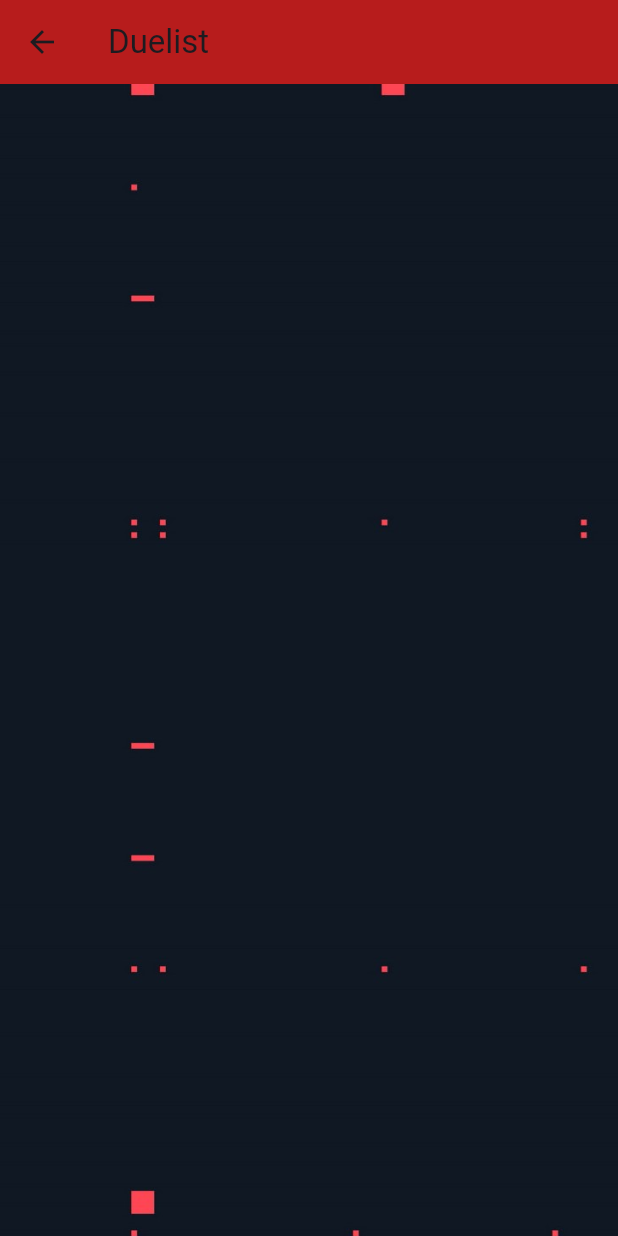
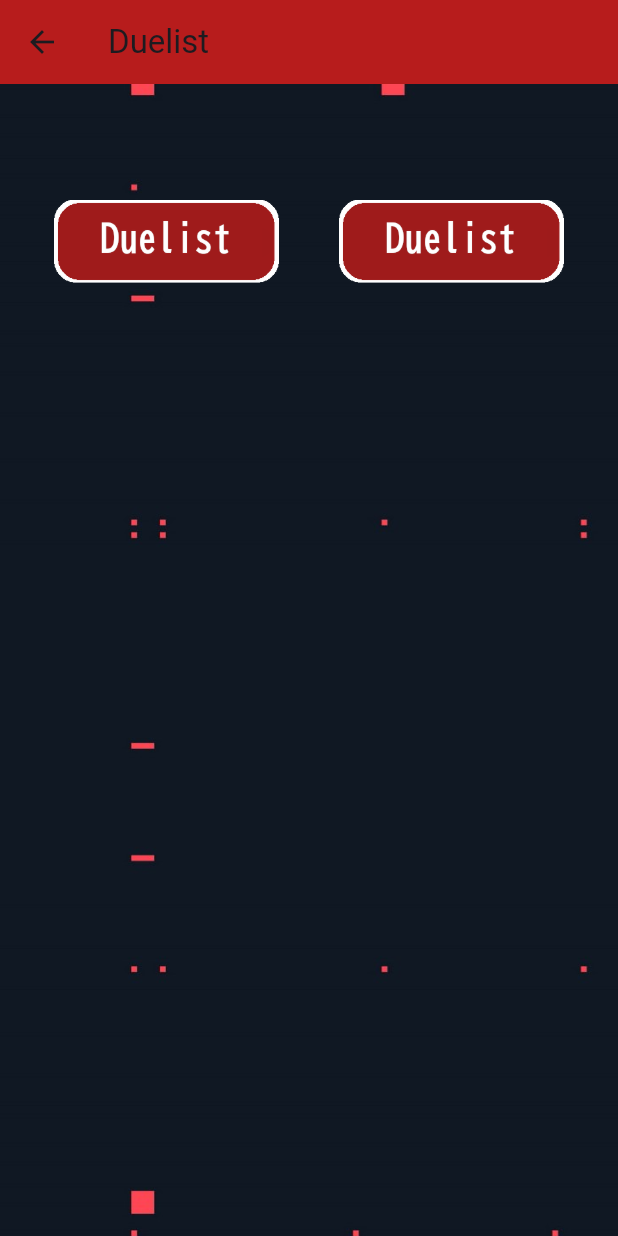
Before and after one commit to ShioyaHayato/Valorant-Master, a Flutter app: the DuelistPage screen opened directly, on a phone screen of 412 x 824 dp. Run offline on Flutter 3.47's test engine with Material 3 defaults, Android fonts, the phone set to English and light mode, and no system bars.

Commit message:
duelist 各エージェント

```diff
--- a/valorantmaster/lib/agentfolder/a_mainfolder/a_duelist_page.dart
+++ b/valorantmaster/lib/agentfolder/a_mainfolder/a_duelist_page.dart
@@ -12,14 +12,38 @@ class DuelistPage extends StatelessWidget {
           backgroundColor: Colors.red[900], //colorコードは#fffffじゃない、ややこし
           title: const Text('Duelist') //フォントを変更したい todo:
           ),
-      body: Container(
-        decoration: const BoxDecoration(
-          image: DecorationImage(
-            image: AssetImage('images/MainPage.png'),
-            fit: BoxFit.cover,
+      body: Stack(
+        children: [
+          Container(
+            decoration: const BoxDecoration(
+              image: DecorationImage(
+                image: AssetImage('images/MainPage.png'),
+                fit: BoxFit.cover,
+              ),
+            ),
           ),
-        ),
-        child: const Center(),
+          Row(
+            mainAxisAlignment: MainAxisAlignment.center,
+            children: [
+              Padding(
+                padding: const EdgeInsets.only(top: 30, right: 20),
+                child: Image.asset(
+                  'images/Duelist.png',
+                  height: 150,
+                  width: 150,
+                ),
+              ),
+              Padding(
+                padding: const EdgeInsets.only(top: 30, left: 20),
+                child: Image.asset(
+                  'images/Duelist.png',
+                  height: 150,
+                  width: 150,
+                ),
+              ),
+            ],
+          ),
+        ],
       ),
     );
   }
```
